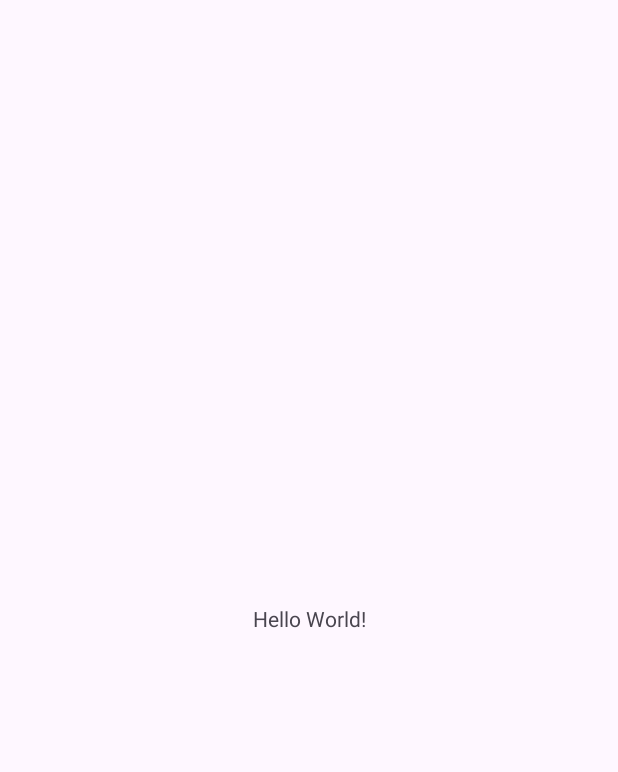
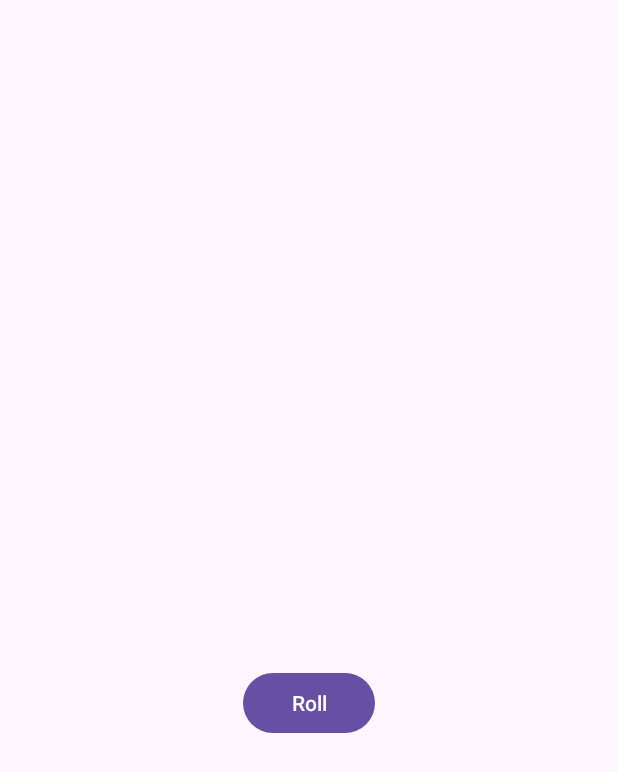
Before and after one commit to BuiHoangTu/DiceRoller, an Android app: the screen it shows after launch (MainActivity), on a phone screen of 412 x 824 dp. Before the commit the part shown is almost empty. Shown: the top 772 px of the screen. Run offline under Robolectric (Android 15) with nearby library versions, the phone set to English and light mode, and no system bars.

Commit message:
finish layout

```diff
--- a/app/src/main/res/layout/activity_main.xml
+++ b/app/src/main/res/layout/activity_main.xml
@@ -7,12 +7,24 @@
     tools:context=".MainActivity">
 
     <TextView
+        android:id="@+id/textView"
         android:layout_width="wrap_content"
         android:layout_height="wrap_content"
-        android:text="Hello World!"
+        android:textSize="36sp"
         app:layout_constraintBottom_toBottomOf="parent"
         app:layout_constraintEnd_toEndOf="parent"
         app:layout_constraintStart_toStartOf="parent"
-        app:layout_constraintTop_toTopOf="parent" />
+        app:layout_constraintTop_toTopOf="parent"
+        tools:text="1" />
+
+    <Button
+        android:id="@+id/button2"
+        android:layout_width="wrap_content"
+        android:layout_height="wrap_content"
+        android:layout_marginTop="8dp"
+        android:text="@string/roll"
+        app:layout_constraintEnd_toEndOf="parent"
+        app:layout_constraintStart_toStartOf="parent"
+        app:layout_constraintTop_toBottomOf="@+id/textView" />
 
 </androidx.constraintlayout.widget.ConstraintLayout>
--- a/app/src/main/res/values/strings.xml
+++ b/app/src/main/res/values/strings.xml
@@ -1,3 +1,4 @@
 <resources>
     <string name="app_name">Dice Roller</string>
+    <string name="roll">Roll</string>
 </resources>
```
